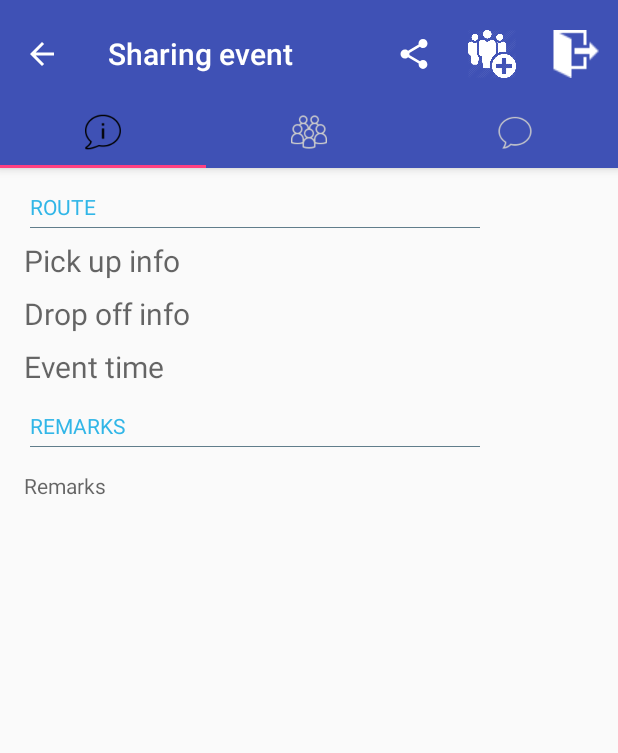
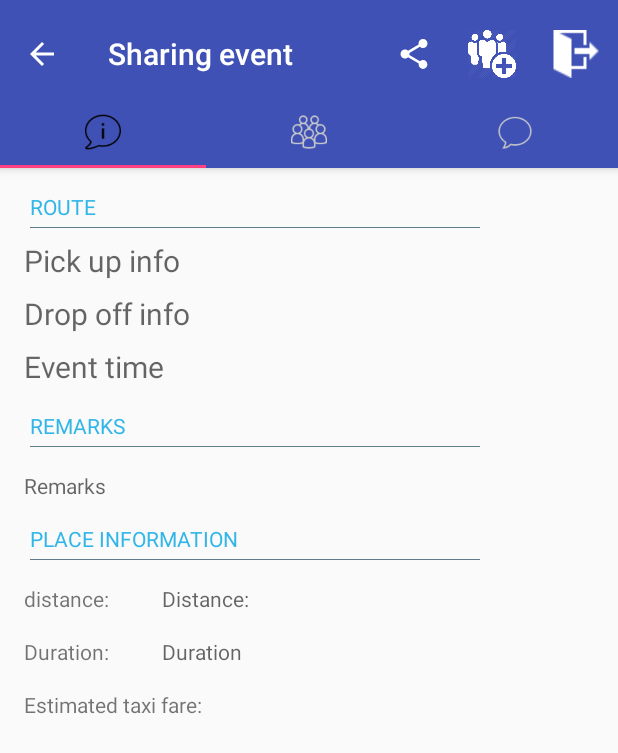
Before and after one commit to billy0222/UShare, an Android app: the FragmentInfo screen opened directly, with no data from a screen before it, on a phone screen of 412 x 824 dp. Shown: the top 753 px of the screen. Run offline under Robolectric (Android 15) with nearby library versions, the phone set to English and light mode, and no system bars; our stand-ins replace CircleImageView, Firebase (no records; nobody signed in at launch, a user with empty details on screens opened directly), Picasso; libraries missing offline, so code that uses them is left out: com.firebase.ui; pictures from the network do not load; 11 statements that could not run were skipped.

Commit message:
Taxi fare cal

```diff
--- a/app/build.gradle
+++ b/app/build.gradle
@@ -44,6 +44,7 @@ dependencies {
     implementation 'com.google.firebase:firebase-auth:12.0.1'
     implementation 'com.google.firebase:firebase-database:12.0.1'
     implementation 'com.google.firebase:firebase-storage:12.0.1'
+    compile 'com.google.firebase:firebase-messaging:12.0.1'
     compile 'com.firebaseui:firebase-ui:0.6.0'
     implementation 'com.squareup.picasso:picasso:2.71828'
     implementation 'de.hdodenhof:circleimageview:2.1.0'
--- a/app/src/main/java/lix5/ushare/MainActivity.java
+++ b/app/src/main/java/lix5/ushare/MainActivity.java
@@ -12,6 +12,7 @@ import android.graphics.drawable.Drawable;
 import android.location.Address;
 import android.location.Geocoder;
 import android.os.Bundle;
+import android.support.annotation.NonNull;
 import android.support.design.widget.FloatingActionButton;
 import android.support.design.widget.NavigationView;
 import android.support.design.widget.TabLayout;
@@ -40,12 +41,16 @@ import android.widget.TimePicker;
 import com.google.android.gms.common.api.Status;
 import com.google.android.gms.location.places.AutocompleteFilter;
 import com.google.android.gms.location.places.ui.PlaceAutocomplete;
+import com.google.android.gms.tasks.OnCompleteListener;
+import com.google.android.gms.tasks.Task;
 import com.google.firebase.auth.FirebaseAuth;
+import com.google.firebase.auth.GetTokenResult;
 import com.google.firebase.database.DataSnapshot;
 import com.google.firebase.database.DatabaseError;
 import com.google.firebase.database.DatabaseReference;
 import com.google.firebase.database.FirebaseDatabase;
 import com.google.firebase.database.ValueEventListener;
+import com.google.firebase.iid.FirebaseInstanceId;
 import com.squareup.picasso.Picasso;
 
 import java.text.SimpleDateFormat;
--- a/app/src/main/res/layout/fragment_event_info.xml
+++ b/app/src/main/res/layout/fragment_event_info.xml
@@ -77,5 +77,92 @@
             android:layout_marginTop="16dp"
             android:background="@android:color/transparent"
             android:hint="@string/remarks" />
+
+        <TextView
+            android:id="@+id/placeInfo"
+            style="@style/sectionHeader"
+            android:layout_width="wrap_content"
+            android:layout_height="wrap_content"
+            android:layout_below="@id/remarks_input"
+            android:layout_marginLeft="16dp"
+            android:layout_marginStart="16dp"
+            android:layout_marginTop="16dp"
+            android:text="@string/place_information" />
+
+        <TextView
+            android:id="@+id/placeInfo_distance"
+            android:layout_width="wrap_content"
+            android:layout_height="wrap_content"
+            android:layout_below="@id/placeInfo"
+            android:layout_marginEnd="16dp"
+            android:layout_marginLeft="16dp"
+            android:layout_marginStart="16dp"
+            android:layout_marginTop="16dp"
+            android:background="@android:color/transparent"
+            android:text="distance: " />
+
+        <TextView
+            android:id="@+id/placeInfo_distance_input"
+            android:layout_width="wrap_content"
+            android:layout_height="wrap_content"
+            android:layout_below="@id/placeInfo"
+            android:layout_toEndOf="@id/placeInfo_distance"
+            android:layout_marginEnd="16dp"
+            android:layout_marginLeft="16dp"
+            android:layout_marginStart="16dp"
+            android:layout_marginTop="16dp"
+            android:background="@android:color/transparent"
+            android:hint="@string/distance" />
+
+        <TextView
+            android:id="@+id/placeInfo_duration"
+            android:layout_width="wrap_content"
+            android:layout_height="wrap_content"
+            android:layout_below="@id/placeInfo_distance"
+            android:layout_marginEnd="16dp"
+            android:layout_marginLeft="16dp"
+            android:layout_marginStart="16dp"
+            android:layout_marginTop="16dp"
+            android:background="@android:color/transparent"
+            android:text="Duration: " />
+
+        <TextView
+            android:id="@+id/placeInfo_duration_input"
+            android:layout_width="wrap_content"
+            android:layout_height="wrap_content"
+            android:layout_below="@id/placeInfo_distance"
+            android:layout_toEndOf="@id/placeInfo_duration"
+            android:layout_marginEnd="16dp"
+            android:layout_marginLeft="16dp"
+            android:layout_marginStart="16dp"
+            android:layout_marginTop="16dp"
+            android:background="@android:color/transparent"
+            android:hint="@string/duration" />
+
+        <TextView
+            android:id="@+id/placeInfo_taxiFare"
+            android:layout_width="wrap_content"
+            android:layout_height="wrap_content"
+            android:layout_below="@id/placeInfo_duration"
+            android:layout_marginEnd="16dp"
+            android:layout_marginLeft="16dp"
+            android:layout_marginStart="16dp"
+            android:layout_marginTop="16dp"
+            android:background="@android:color/transparent"
+            android:text="Estimated taxi fare: " />
+
+        <TextView
+            android:id="@+id/placeInfo_taxiFare_input"
+            android:layout_width="wrap_content"
+            android:layout_height="wrap_content"
+            android:layout_below="@id/placeInfo_duration"
+            android:layout_toEndOf="@id/placeInfo_taxiFare"
+            android:layout_marginEnd="16dp"
+            android:layout_marginLeft="16dp"
+            android:layout_marginStart="16dp"
+            android:layout_marginTop="16dp"
+            android:background="@android:color/transparent"
+            android:hint="@string/taxi_fare" />
+
     </RelativeLayout>
 </ScrollView>
--- a/app/src/main/res/values/strings.xml
+++ b/app/src/main/res/values/strings.xml
@@ -51,4 +51,8 @@
 
     <!-- TODO: Remove or change this placeholder text -->
     <string name="hello_blank_fragment">Hello blank fragment</string>
+    <string name="place_information">Place Information</string>
+    <string name="distance">Distance:</string>
+    <string name="duration">Duration</string>
+    <string name="taxi_fare">Taxi Fare</string>
 </resources>
```
Also changed, not shown: app/src/main/AndroidManifest.xml (+11 -0 lines), app/src/main/java/lix5/ushare/FragmentInfo.java (+74 -0 lines), app/src/main/java/lix5/ushare/MyFirebaseMessagingService.java (added, +23 -0 lines), app/src/main/java/lix5/ushare/PlaceDistance.java (added, +49 -0 lines), app/src/main/java/lix5/ushare/PlaceService.java (+33 -0 lines).
